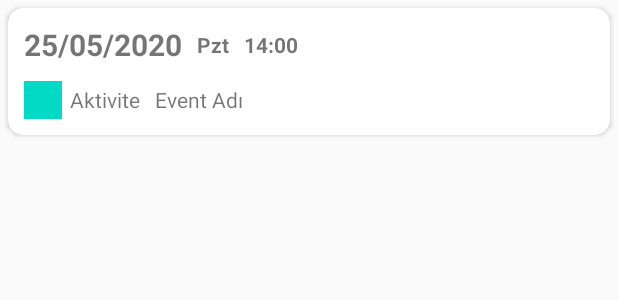
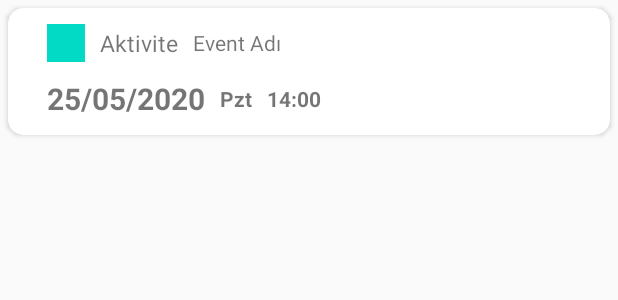
Before and after one commit to 14narmu/EasyCalendar-events-reminders, an Android app: the layout event_card.xml on its own in the app's theme, with its tools: preview values and no code run, on a phone screen of 412 x 824 dp. Shown: the top 300 px of the screen. Run offline under Robolectric (Android 15) with nearby library versions, the phone set to English and light mode, and no system bars.

Commit message:
Update event_card.xml

```diff
--- a/app/src/main/res/layout/event_card.xml
+++ b/app/src/main/res/layout/event_card.xml
@@ -12,13 +12,44 @@
         android:padding="5dp"
         android:layout_width="match_parent"
         android:layout_height="match_parent"
+        android:layout_marginHorizontal="15dp"
         android:orientation="vertical">
         <LinearLayout
             android:padding="5dp"
             android:orientation="horizontal"
             android:layout_width="wrap_content"
             android:layout_height="wrap_content">
+            <ImageView
+                android:id="@+id/event_card_eventColor"
+                android:background="@color/colorAccent"
+                android:layout_width="25dp"
+                android:layout_height="25dp">
+            </ImageView>
             <TextView
+                android:id="@+id/event_card_eventCategory"
+                android:layout_marginLeft="10dp"
+                android:textSize="15sp"
+                android:layout_gravity="center"
+                android:layout_width="match_parent"
+                android:layout_height="wrap_content"
+                android:layout_weight="1"
+                android:text="Aktivite"/>
+            <TextView
+                android:layout_gravity="center"
+                android:layout_marginLeft="10dp"
+                android:id="@+id/event_card_eventName"
+                android:layout_weight="1"
+                android:layout_width="match_parent"
+                android:layout_height="wrap_content"
+                android:text="Event Adı"/>
+        </LinearLayout>
+        <LinearLayout
+            android:padding="5dp"
+            android:orientation="horizontal"
+            android:layout_width="wrap_content"
+            android:layout_height="wrap_content">
+            <TextView
+                android:id="@+id/event_card_startDate"
                 android:textSize="20sp"
                 android:layout_gravity="center"
                 android:text="25/05/2020"
@@ -29,6 +60,7 @@
 
             </TextView>
             <TextView
+                android:id="@+id/event_card_weekDay"
                 android:layout_gravity="center"
                 android:layout_marginLeft="10dp"
                 android:text="Pzt"
@@ -38,6 +70,7 @@
                 android:layout_height="wrap_content">
             </TextView>
             <TextView
+                android:id="@+id/event_card_startTime"
                 android:layout_gravity="center"
                 android:layout_marginLeft="10dp"
                 android:text="14:00"
@@ -46,34 +79,10 @@
                 android:layout_width="match_parent"
                 android:layout_height="wrap_content">
             </TextView>
+
         </LinearLayout>
 
-        <LinearLayout
-            android:padding="5dp"
-            android:orientation="horizontal"
-            android:layout_width="wrap_content"
-            android:layout_height="wrap_content">
-            <ImageView
-                android:background="@color/colorAccent"
-                android:layout_width="25dp"
-                android:layout_height="25dp">
-            </ImageView>
-            <TextView
-                android:layout_marginLeft="5dp"
-                android:layout_gravity="center"
-                android:layout_width="match_parent"
-                android:layout_height="wrap_content"
-                android:layout_weight="1"
-                android:text="Aktivite"></TextView>
-            <TextView
-                android:layout_gravity="center"
-                android:layout_marginLeft="10dp"
-                android:id="@+id/event_card_eventName"
-                android:layout_weight="1"
-                android:layout_width="match_parent"
-                android:layout_height="wrap_content"
-                android:text="Event Adı"></TextView>
-        </LinearLayout>
+
     </LinearLayout>
 
 </androidx.cardview.widget.CardView>
```
